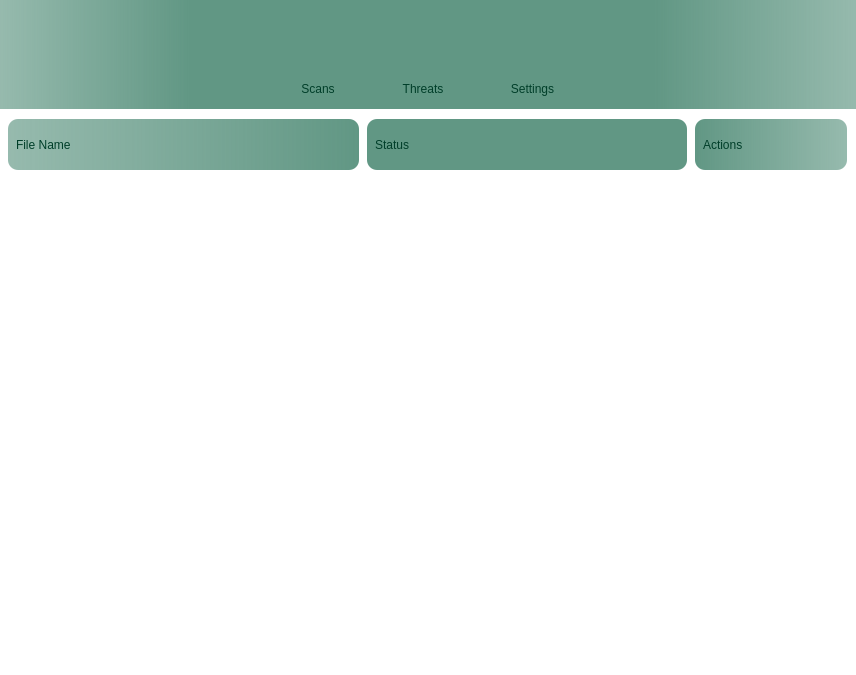
Old version of the form GUI/UI/AV_GUI_UI.ui in the repository Ohadgips/AV-OG.
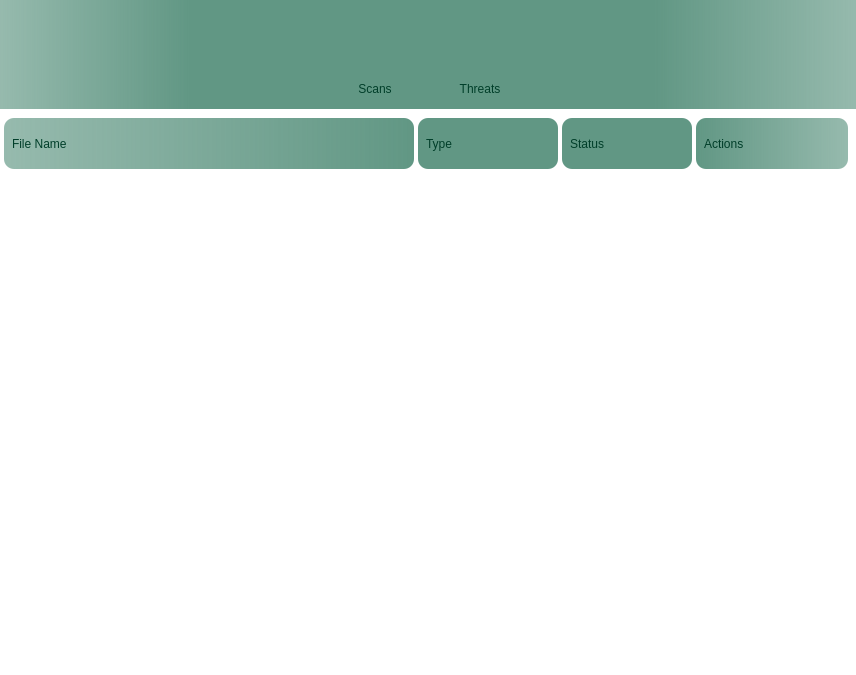
New version of the form. The open tabs and pages were chosen to show the change. Icons and pictures are not drawn.

The edit to the form file:
```diff
--- a/GUI/UI/AV_GUI_UI.ui
+++ b/GUI/UI/AV_GUI_UI.ui
@@ -519,66 +519,6 @@
                </property>
               </widget>
              </item>
-             <item>
-              <spacer name="horizontalSpacer_3">
-               <property name="orientation">
-                <enum>Qt::Horizontal</enum>
-               </property>
-               <property name="sizeHint" stdset="0">
-                <size>
-                 <width>5</width>
-                 <height>20</height>
-                </size>
-               </property>
-              </spacer>
-             </item>
-             <item>
-              <widget class="QPushButton" name="settingsBtn">
-               <property name="minimumSize">
-                <size>
-                 <width>109</width>
-                 <height>40</height>
-                </size>
-               </property>
-               <property name="toolTip">
-                <string>Settings</string>
-               </property>
-               <property name="styleSheet">
-                <string notr="true">QPushButton{
-	font: 12pt &quot;Alata&quot;;
-	color: rgb(0, 62, 41);
-	padding: 2px 5px;
-	margin: 0;
-	background-color: transparent;	
-    border-top-left-radius: 10px;
-	border-top-right-radius: 10px;
-	}
-
-QPushButton:hover {
-	background:rgba(75, 117, 102, 90);	
-	}</string>
-               </property>
-               <property name="text">
-                <string>Settings</string>
-               </property>
-               <property name="icon">
-                <iconset resource="AV_Icons.qrc">
-                 <normaloff>:/AV_Icons/AV_Icons/settings.ico</normaloff>:/AV_Icons/AV_Icons/settings.ico</iconset>
-               </property>
-               <property name="iconSize">
-                <size>
-                 <width>24</width>
-                 <height>24</height>
-                </size>
-               </property>
-               <property name="checkable">
-                <bool>true</bool>
-               </property>
-               <property name="flat">
-                <bool>false</bool>
-               </property>
-              </widget>
-             </item>
             </layout>
            </widget>
           </item>
@@ -700,13 +640,13 @@
              <property name="minimumSize">
               <size>
                <width>856</width>
-               <height>53</height>
+               <height>51</height>
               </size>
              </property>
              <property name="maximumSize">
               <size>
                <width>856</width>
-               <height>53</height>
+               <height>51</height>
               </size>
              </property>
              <property name="styleSheet">
@@ -733,13 +673,13 @@
                <widget class="QLabel" name="fileNameLabel">
                 <property name="minimumSize">
                  <size>
-                  <width>351</width>
+                  <width>410</width>
                   <height>51</height>
                  </size>
                 </property>
                 <property name="maximumSize">
                  <size>
-                  <width>351</width>
+                  <width>410</width>
                   <height>51</height>
                  </size>
                 </property>
@@ -760,17 +700,48 @@
                 </property>
                </widget>
               </item>
+              <item>
+               <widget class="QLabel" name="typeLabel">
+                <property name="minimumSize">
+                 <size>
+                  <width>140</width>
+                  <height>51</height>
+                 </size>
+                </property>
+                <property name="maximumSize">
+                 <size>
+                  <width>140</width>
+                  <height>51</height>
+                 </size>
+                </property>
+                <property name="styleSheet">
+                 <string notr="true">font: 12pt &quot;Alata&quot;;
+padding: 2px 5px;
+margin: 0;
+color: rgb(0, 62, 41);
+background: none;
+background-color:rgb(97, 151, 132);
+border-top-left-radius: 10px;
+border-top-right-radius: 10px;
+border-bottom-right-radius: 10px;
+border-bottom-left-radius: 10px</string>
+                </property>
+                <property name="text">
+                 <string>Type</string>
+                </property>
+               </widget>
+              </item>
               <item>
                <widget class="QLabel" name="StatusLabel">
                 <property name="minimumSize">
                  <size>
-                  <width>320</width>
-                  <height>0</height>
+                  <width>130</width>
+                  <height>51</height>
                  </size>
                 </property>
                 <property name="maximumSize">
                  <size>
-                  <width>320</width>
+                  <width>130</width>
                   <height>51</height>
                  </size>
                 </property>
@@ -825,7 +796,7 @@
              </layout>
             </widget>
            </item>
-           <item row="1" column="0" alignment="Qt::AlignTop">
+           <item row="1" column="0">
             <widget class="QScrollArea" name="scrollArea">
              <property name="enabled">
               <bool>true</bool>
```
Left out of the diff: 41 changed lines with no effect on the pictures.
